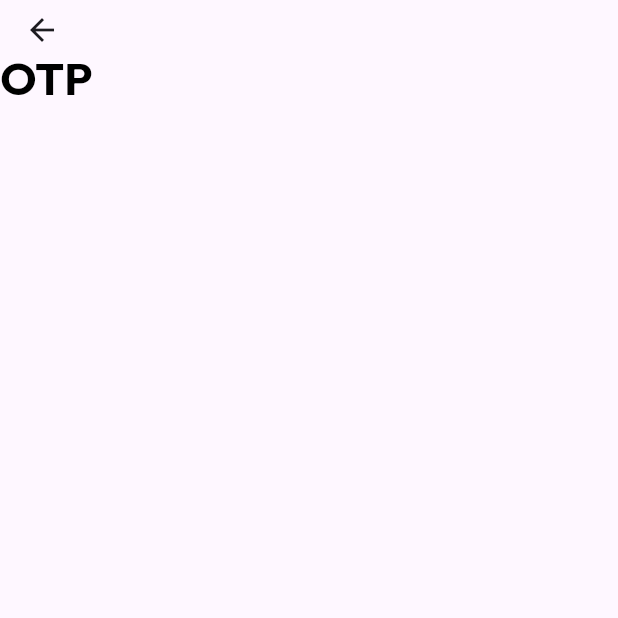
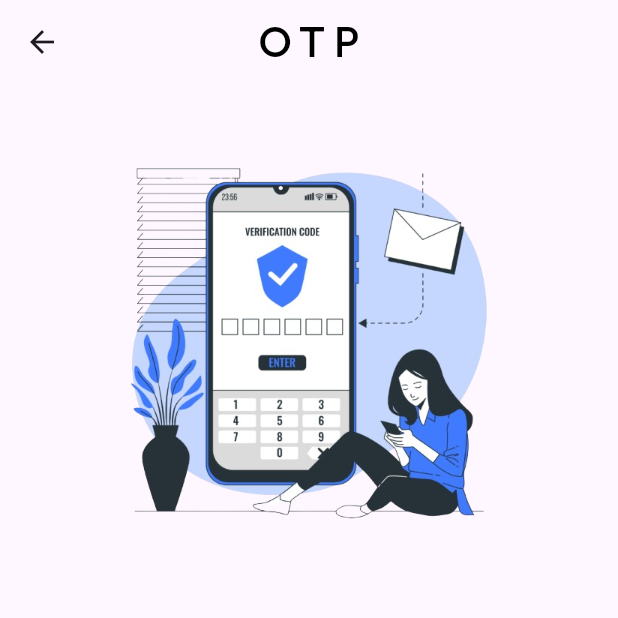
Before and after one commit to rachit-gupta2564/Solution-Challenge, a Flutter app: the OTPScreen screen opened directly, on a phone screen of 412 x 824 dp, the top half of it. Run offline on Flutter 3.47's test engine with Material 3 defaults, Android fonts, the phone set to English and light mode, and no system bars; our stand-ins replace google_fonts, iconsax.

Commit message:
OTP screen started...

```diff
--- a/vote_vault/lib/main.dart
+++ b/vote_vault/lib/main.dart
@@ -1,5 +1,6 @@
 import 'package:flutter/material.dart';
-import 'package:vote_vault/views/forms/registration.dart';
+import 'package:vote_vault/views/forms/otp_screen.dart';
+// import 'package:vote_vault/views/forms/registration.dart';
 
 void main() {
   runApp(const MainApp());
@@ -12,7 +13,7 @@ class MainApp extends StatelessWidget {
   Widget build(BuildContext context) {
     return const MaterialApp(
       debugShowCheckedModeBanner: false,
-      home: RegistrationForm(),
+      home: OTPScreen(),
     );
   }
 }
--- a/vote_vault/lib/views/forms/otp_screen.dart
+++ b/vote_vault/lib/views/forms/otp_screen.dart
@@ -13,26 +13,36 @@ class _OTPScreenState extends State<OTPScreen> {
   Widget build(BuildContext context) {
     return Scaffold(
       appBar: AppBar(
-        toolbarHeight: 30,
+        centerTitle: true,
+        title: Text(
+          'OTP',
+          style: TextStyle(
+            color: const Color.fromRGBO(0, 0, 0, 1),
+            fontSize: 28,
+            fontWeight: FontWeight.w500,
+            fontFamily: GoogleFonts.outfit().fontFamily,
+            letterSpacing: 6,
+          ),
+        ),
       ),
-      body: Center(
-        child: Column(
-          children: [
-            Row(
+      body: Column(
+        children: [
+          Padding(
+            padding: const EdgeInsets.only(
+              top: 48,
+              bottom: 24,
+            ),
+            child: Row(
+              mainAxisAlignment: MainAxisAlignment.center,
               children: [
-                Text(
-                  'OTP',
-                  style: TextStyle(
-                    fontSize: 30,
-                    fontWeight: FontWeight.bold,
-                    color: Colors.black,
-                    fontFamily: GoogleFonts.outfit().fontFamily,
-                  ),
+                Image.asset(
+                  'assets/otp.png',
+                  width: 250,
                 ),
               ],
-            )
-          ],
-        ),
+            ),
+          ),
+        ],
       ),
     );
   }
--- a/vote_vault/pubspec.yaml
+++ b/vote_vault/pubspec.yaml
@@ -20,3 +20,5 @@ dev_dependencies:
 
 flutter:
   uses-material-design: true
+  assets:
+    - assets/otp.png
```
Also changed, not shown: vote_vault/assets/otp.png (added).
